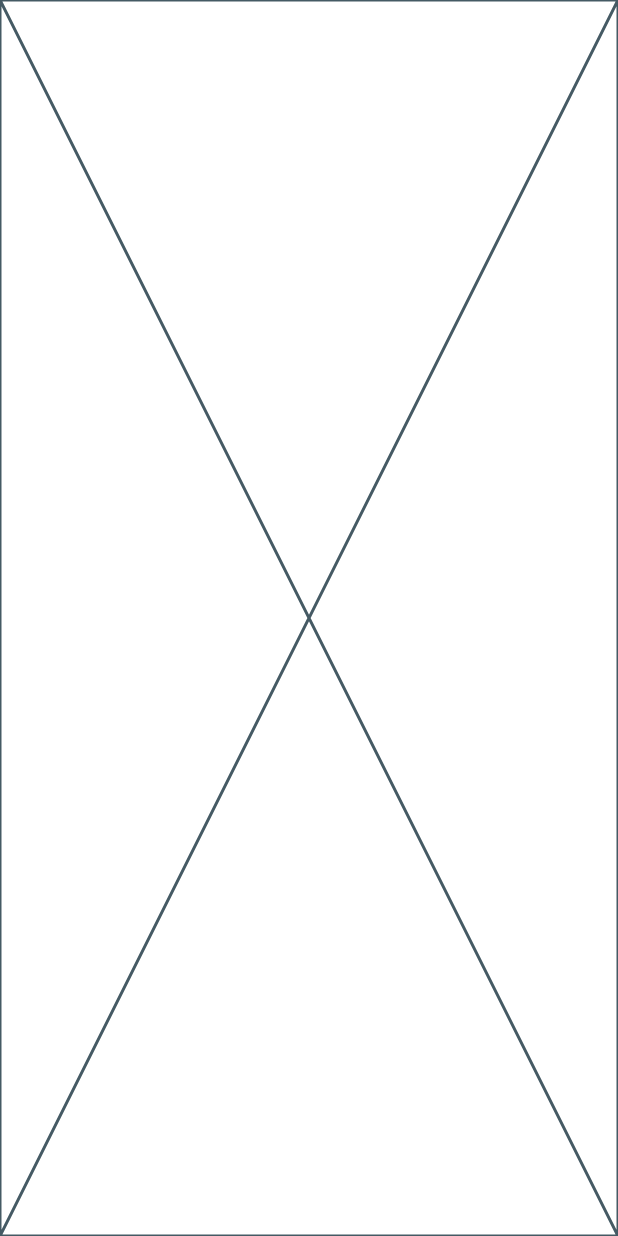
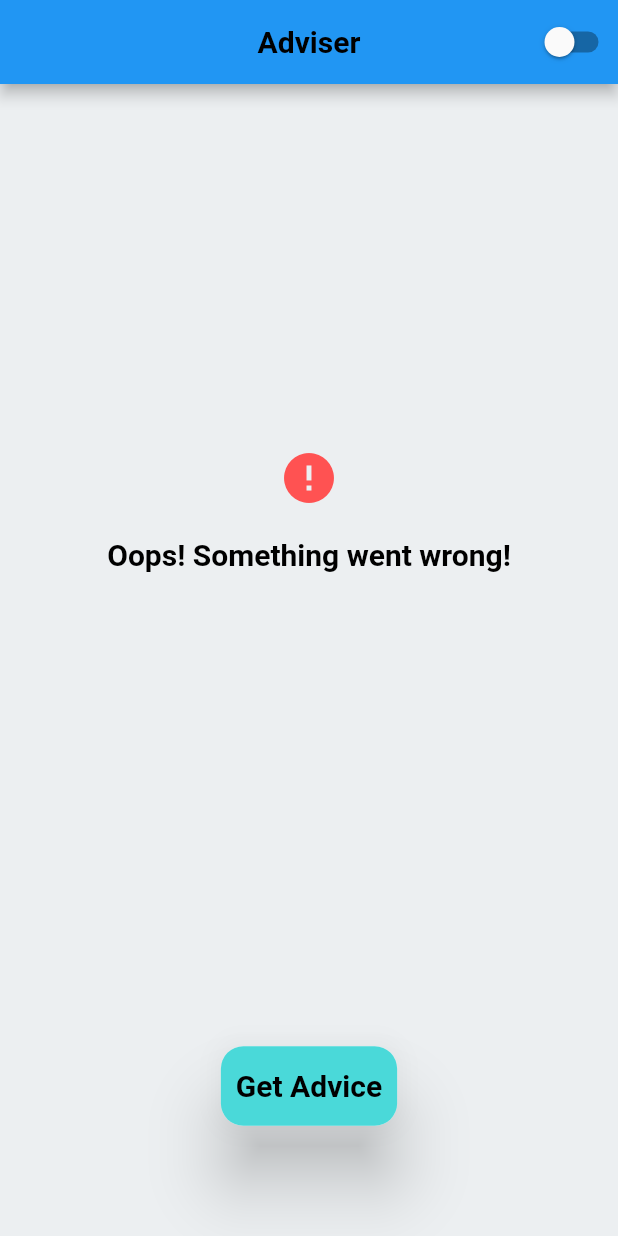
Before and after one commit to Lurchfresser/learn_flutter_2_udemy, a Flutter app: the screen it shows after launch, on a phone screen of 412 x 824 dp. Run offline on Flutter 3.47's test engine with Material 3 defaults, Android fonts, the phone set to English and light mode, and no system bars; Roboto replaces fonts that are missing (Rubik).

Commit message:
Implemented non functional UI

```diff
--- /dev/null
+++ b/lib/3_application/pages/advice/advice_page.dart
@@ -0,0 +1,59 @@
+// ignore_for_file: deprecated_member_use
+
+import 'package:flutter/material.dart';
+import 'package:learn_flutter_2_udemy/3_application/core/services/theme_service.dart';
+import 'package:learn_flutter_2_udemy/3_application/pages/advice/widgets/advice_field.dart';
+import 'package:learn_flutter_2_udemy/3_application/pages/advice/widgets/custom_button.dart';
+import 'package:learn_flutter_2_udemy/3_application/pages/advice/widgets/error_message.dart';
+import 'package:provider/provider.dart';
+
+class AdvicePage extends StatelessWidget {
+  const AdvicePage({super.key});
+
+  @override
+  Widget build(BuildContext context) {
+    final theme = Theme.of(context);
+
+    return Scaffold(
+      appBar: AppBar(
+        // ignore: deprecated_member_use
+        title: Text('Adviser', style: theme.textTheme.headline1),
+        centerTitle: true,
+        actions: [
+          Switch(
+            value: Provider.of<ThemeService>(context).isDarkModeOn,
+            onChanged: (value) =>
+                Provider.of<ThemeService>(context, listen: false).toggleTheme(),
+          )
+        ],
+      ),
+      body: const Padding(
+        padding: EdgeInsets.symmetric(horizontal: 50.0),
+        child: Column(
+          children: [
+            Expanded(
+              child: Center(
+                child: ErrorMessage(message: "Oops! Something went wrong!")
+                // AdviceField(
+                //   advice: "Example Advice: bhuiqewf qwei qwiudh",
+                // ),
+                // CircularProgressIndicator(
+                //   color: theme.colorScheme.secondary,
+                // ),
+                // Text(
+                //   "Your Advice will be here",
+                //   style: theme.textTheme.headline1,
+                // ),
+              ),
+            ),
+            SizedBox(
+                height: 200,
+                child: Center(
+                  child: CustomButton(),
+                )),
+          ],
+        ),
+      ),
+    );
+  }
+}
--- /dev/null
+++ b/lib/3_application/pages/advice/widgets/advice_field.dart
@@ -0,0 +1,32 @@
+// ignore_for_file: deprecated_member_use
+
+import 'package:flutter/material.dart';
+
+class AdviceField extends StatelessWidget {
+  final String advice;
+  const AdviceField({super.key, required this.advice});
+
+  @override
+  Widget build(BuildContext context) {
+    final theme = Theme.of(context);
+
+    return Material(
+      elevation: 20,
+      borderRadius: const BorderRadius.all(Radius.circular(15)),
+      child: Container(
+        decoration: BoxDecoration(
+          borderRadius: const BorderRadius.all(Radius.circular(15)),
+          color: theme.colorScheme.primary,
+        ),
+        child: Padding(
+          padding: const EdgeInsets.symmetric(horizontal: 15, vertical: 20),
+          child: Text(
+            '''"$advice"''',
+            style: theme.textTheme.headline1,
+            textAlign: TextAlign.center,
+          ),
+        )
+      ),
+    );
+  }
+}
--- /dev/null
+++ b/lib/3_application/pages/advice/widgets/custom_button.dart
@@ -0,0 +1,35 @@
+// ignore_for_file: deprecated_member_use
+
+import 'package:flutter/material.dart';
+
+class CustomButton extends StatelessWidget {
+  const CustomButton({super.key});
+
+  @override
+  Widget build(BuildContext context) {
+    final theme = Theme.of(context);
+    return InkResponse(
+      onTap: () {
+        //TODO: Implement
+        print("Will be implemented later");
+      },
+      child: Material(
+        elevation: 20,
+        borderRadius: BorderRadius.circular(15),
+        child: Container(
+          decoration: BoxDecoration(
+            borderRadius: BorderRadius.circular(15),
+            color: theme.colorScheme.secondary,
+          ),
+          child: Padding(
+            padding: const EdgeInsets.symmetric(horizontal: 10, vertical: 15),
+            child: Text(
+              "Get Advice",
+              style: theme.textTheme.headline1,
+            ),
+          ),
+        ),
+      ),
+    );
+  }
+}
--- /dev/null
+++ b/lib/3_application/pages/advice/widgets/error_message.dart
@@ -0,0 +1,25 @@
+// ignore_for_file: deprecated_member_use
+
+import 'package:flutter/material.dart';
+
+class ErrorMessage extends StatelessWidget {
+  final String message;
+  const ErrorMessage({super.key, required this.message});
+
+  @override
+  Widget build(BuildContext context) {
+    final theme = Theme.of(context);
+
+    return Column(
+      mainAxisAlignment: MainAxisAlignment.center,
+      children: [
+        const Icon(Icons.error, size:40, color: Colors.redAccent,),
+        const SizedBox(height: 20,),
+        Text(
+          message,
+          style: theme.textTheme.headline1,
+          textAlign: TextAlign.center,)
+      ],
+    );
+  }
+}
--- a/lib/main.dart
+++ b/lib/main.dart
@@ -1,5 +1,6 @@
 import 'package:flutter/material.dart';
 import 'package:learn_flutter_2_udemy/3_application/core/services/theme_service.dart';
+import 'package:learn_flutter_2_udemy/3_application/pages/advice/advice_page.dart';
 import 'package:learn_flutter_2_udemy/theme.dart';
 import 'package:provider/provider.dart';
 
@@ -22,9 +23,8 @@ class MainApp extends StatelessWidget {
       themeMode: themeService.isDarkModeOn ? ThemeMode.dark : ThemeMode.light,
       theme: AppTheme.lightTheme,
       darkTheme: AppTheme.darkTheme,
-
       home: const SafeArea(
-        child: Placeholder(),
+        child: AdvicePage(),
       ),
     );
     });
--- a/lib/theme.dart
+++ b/lib/theme.dart
@@ -64,6 +64,7 @@ class AppTheme {
   // *****************
 
   static final ThemeData lightTheme = ThemeData(
+    useMaterial3: false,
       scaffoldBackgroundColor: _lightPrimaryColor,
       appBarTheme: const AppBarTheme(
           color: _appbarColorLight,
@@ -78,6 +79,7 @@ class AppTheme {
       textTheme: _lightTextTheme);
 
   static final ThemeData darkTheme = ThemeData(
+    useMaterial3: false,
       scaffoldBackgroundColor: _darkPrimaryColor,
       appBarTheme: AppBarTheme(
           color: _appbarColorDark,
```
